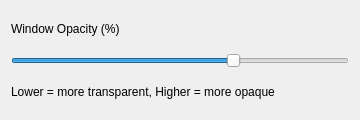
wrrulosdev/kde-trans, file contents/ui/config.ui: the form before one commit.
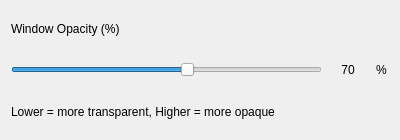
The form after the commit.

Patch:
```diff
--- a/contents/ui/config.ui
+++ b/contents/ui/config.ui
@@ -6,8 +6,8 @@
       <rect>
         <x>0</x>
         <y>0</y>
-        <width>360</width>
-        <height>120</height>
+        <width>400</width>
+        <height>140</height>
       </rect>
     </property>
     <property name="windowTitle">
@@ -21,13 +21,16 @@
           </property>
         </widget>
       </item>
+      
+      <item>
+        <layout class="QHBoxLayout" name="horizontalSliderLayout">
       <item>
         <widget class="QSlider" name="kcfg_windowOpacityPercentage">
           <property name="orientation">
             <enum>Qt::Horizontal</enum>
           </property>
           <property name="minimum">
-            <number>10</number>
+                <number>30</number>
           </property>
           <property name="maximum">
             <number>100</number>
@@ -35,8 +38,52 @@
           <property name="value">
             <number>70</number>
           </property>
-        </widget>
-      </item>
+              <property name="toolTip">
+                <string>Adjust window opacity (lower = more transparent)</string>
+              </property>
+              <property name="minimumSize">
+                <size>
+                  <width>250</width>
+                  <height>24</height>
+                </size>
+              </property>
+            </widget>
+          </item>
+          <item>
+            <widget class="QLabel" name="labelCurrentValue">
+              <property name="text">
+                <string>70</string>
+              </property>
+              <property name="minimumSize">
+                <size>
+                  <width>40</width>
+                  <height>24</height>
+                </size>
+              </property>
+              <property name="alignment">
+                <set>Qt::AlignCenter</set>
+              </property>
+            </widget>
+          </item>
+          <item>
+            <widget class="QLabel" name="labelPercentSign">
+              <property name="text">
+                <string>%</string>
+              </property>
+              <property name="minimumSize">
+                <size>
+                  <width>15</width>
+                  <height>24</height>
+                </size>
+              </property>
+              <property name="alignment">
+                <set>Qt::AlignCenter</set>
+              </property>
+            </widget>
+          </item>
+        </layout>
+      </item>
+      
       <item>
         <widget class="QLabel" name="labelHint">
           <property name="text">
```
Left out of the diff: 12 changed lines with no effect on the pictures. Lines whose indentation alone changed are shown as unchanged.
